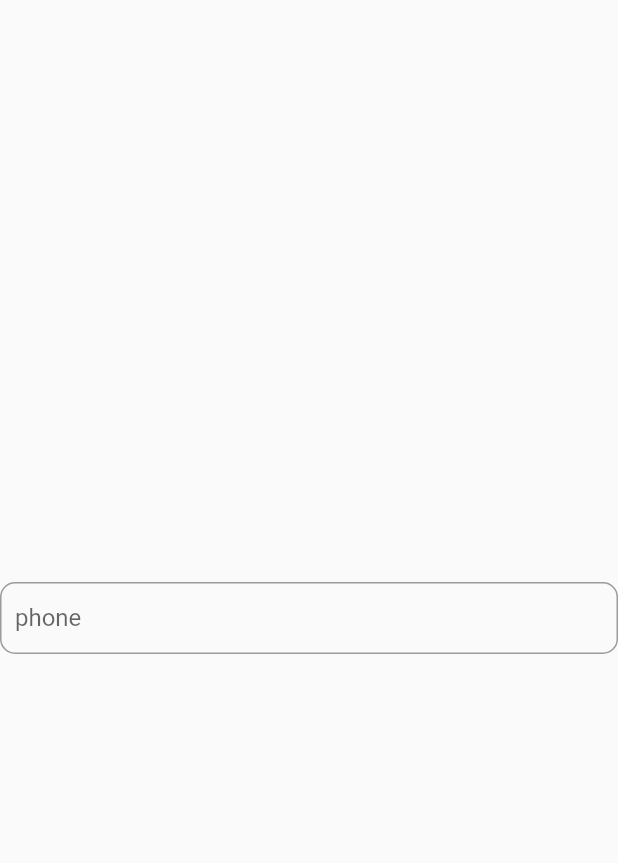
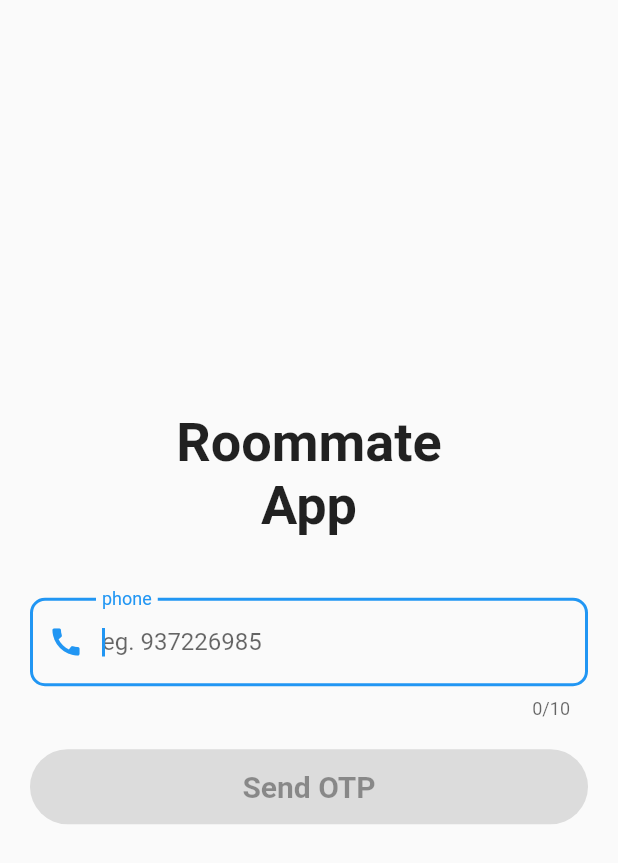
Before and after one commit to parbat680/tsec_frontend_team-07, a Flutter app: the screen it shows after launch, on a phone screen of 412 x 824 dp. Shown: the top 863 px of the screen. Run offline on Flutter 3.47's test engine with Material 2 defaults, Android fonts, the phone set to English and light mode, and no system bars; our stand-ins replace firebase_core, get; accounts and stored records are empty.

Commit message:
login screen ui done

```diff
--- a/lib/main.dart
+++ b/lib/main.dart
@@ -2,6 +2,7 @@ import 'dart:developer';
 
 import 'package:flutter/material.dart';
 import 'package:firebase_core/firebase_core.dart';
+import 'package:get/get.dart';
 import 'package:tsec_app/views/login_screen.dart';
 import 'firebase_options.dart';
 
@@ -21,11 +22,12 @@ class MyApp extends StatelessWidget {
 
   @override
   Widget build(BuildContext context) {
-    return MaterialApp(
-      title: 'Flutter Demo',
+    return GetMaterialApp(
+      title: 'Room Mate Finder',
       theme: ThemeData(
         primarySwatch: Colors.blue,
       ),
+      debugShowCheckedModeBanner: false,
       home: LoginScreen(),
     );
   }
--- /dev/null
+++ b/lib/utils/ui_constants.dart
@@ -0,0 +1,3 @@
+import 'package:flutter/cupertino.dart';
+
+final buttonPadding = EdgeInsets.symmetric(horizontal: 10, vertical: 20);
--- a/lib/views/login_screen.dart
+++ b/lib/views/login_screen.dart
@@ -1,9 +1,11 @@
 import 'package:flutter/material.dart';
-import 'package:flutter/src/foundation/key.dart';
-import 'package:flutter/src/widgets/framework.dart';
+
+import 'package:get/get.dart';
 
 class LoginScreen extends StatelessWidget {
   LoginScreen({Key? key}) : super(key: key);
+
+  RxBool isDisabled = true.obs;
 
   final formKey = GlobalKey<FormState>();
   @override
@@ -11,10 +13,23 @@ class LoginScreen extends StatelessWidget {
     return Scaffold(
       body: Form(
         key: key,
+        child: Container(
+          margin: EdgeInsets.all(20),
           child: Column(
             mainAxisAlignment: MainAxisAlignment.center,
             crossAxisAlignment: CrossAxisAlignment.center,
             children: [
+              Text(
+                "Roommate\nApp",
+                style: TextStyle(
+                  fontSize: 36,
+                  fontWeight: FontWeight.w600,
+                ),
+                textAlign: TextAlign.center,
+              ),
+              SizedBox(
+                height: 40,
+              ),
               TextFormField(
                 keyboardType: TextInputType.number,
                 decoration: InputDecoration(
@@ -23,10 +38,43 @@ class LoginScreen extends StatelessWidget {
                   border: OutlineInputBorder(
                     borderRadius: BorderRadius.circular(10),
                   ),
-                contentPadding: EdgeInsets.all(10),
+                  prefixIcon: Icon(Icons.call),
+                ),
+                maxLength: 10,
+                autofocus: true,
+                onChanged: (value) {
+                  value.length == 10
+                      ? isDisabled.value = false
+                      : isDisabled.value = true;
+                },
+                validator: (value) {
+                  if (value == null ||
+                      value.isEmpty ||
+                      value.length != 10 ||
+                      !GetUtils.isPhoneNumber(value)) {
+                    return "Enter a valid phone number";
+                  }
+                },
+              ),
+              SizedBox(
+                height: 20,
+              ),
+              Obx(() => ElevatedButton(
+                    onPressed: isDisabled.value ? null : () {},
+                    style: ElevatedButton.styleFrom(
+                      shape: StadiumBorder(),
+                      minimumSize: Size(double.infinity, 50),
+                    ),
+                    child: const Text(
+                      "Send OTP",
+                      style: TextStyle(
+                        fontSize: 20,
+                        fontWeight: FontWeight.w700,
                       ),
                     ),
+                  ))
             ],
+          ),
         ),
       ),
     );
```
Also changed, not shown: 1 other file. Lines whose indentation alone changed are shown as unchanged.
